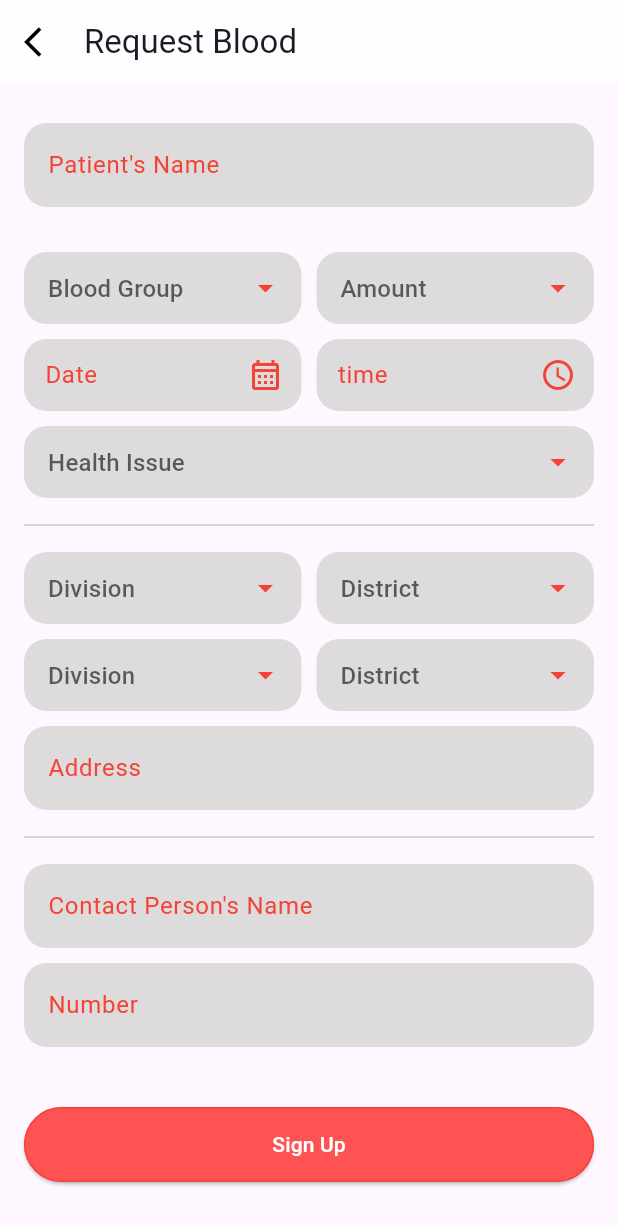
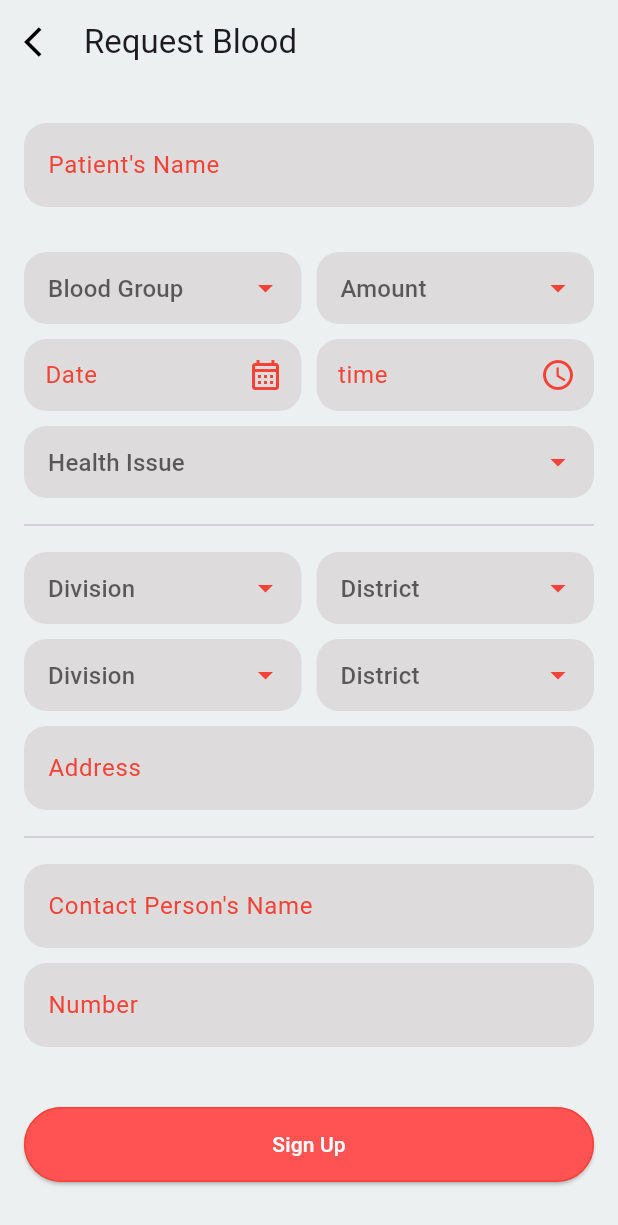
Before and after one commit to faisaldevs/Blood-BD-renew, a Flutter app: the HomeScreen screen opened by its route, after a tap on "Add Request", on a phone screen of 412 x 824 dp. Shown: the top 1225 px of the screen. Run offline on Flutter 3.47's test engine with Material 3 defaults, Android fonts, the light colour scheme and no system bars; our stand-ins replace carousel_slider, connectivity_plus, curved_labeled_navigation_bar, flutter_screenutil, get, get_storage and 2 more; accounts and stored records are empty.

Commit message:
home Page Color

```diff
--- a/lib/screens/drawer_profile/components/drawer_header.dart
+++ b/lib/screens/drawer_profile/components/drawer_header.dart
@@ -1,13 +1,12 @@
 import 'package:blood_bd/global/app_routes.dart';
+import 'package:blood_bd/utils/app_colors.dart';
 import 'package:flutter/cupertino.dart';
 import 'package:flutter/foundation.dart';
 import 'package:flutter/material.dart';
 import 'package:flutter_screenutil/flutter_screenutil.dart';
 import 'package:get/get.dart';
 import 'package:get_storage/get_storage.dart';
-
 import '../../../controllers/drawer_profile_controller.dart';
-
 class DrawerHeaderPage extends StatefulWidget {
   const DrawerHeaderPage({super.key});
 
@@ -42,7 +41,7 @@ class _DrawerHeaderPageState extends State<DrawerHeaderPage> {
               children: [
                  Text(
                   "Profile",
-                  style: TextStyle(fontSize: 21.sp , color: Colors.redAccent ),
+                  style: TextStyle(fontSize: 21.sp , color: AppTheme.textColorRed ),
                 ),
                 Obx(
                   () => CupertinoSwitch(
@@ -73,7 +72,7 @@ class _DrawerHeaderPageState extends State<DrawerHeaderPage> {
                         children: [
                           Text(
                             name,
-                            style: TextStyle(fontSize: 24.sp, color: Colors.redAccent ),
+                            style: TextStyle(fontSize: 24.sp, color: AppTheme.textColorRed ),
                           ),
                         ],
                       ),
@@ -85,7 +84,7 @@ class _DrawerHeaderPageState extends State<DrawerHeaderPage> {
                           maxLines: 2,
                           overflow: TextOverflow.ellipsis,
                           softWrap: true,
-                          style: TextStyle(fontSize: 16.sp, color: Colors.redAccent ),
+                          style: TextStyle(fontSize: 16.sp, color: AppTheme.textColorRed ),
                         )),
                   ],
                 ),
@@ -107,7 +106,7 @@ class _DrawerHeaderPageState extends State<DrawerHeaderPage> {
                     Text(
                       "Basic "
                       "Donor",
-                      style: TextStyle(fontSize: 11.sp, color: Colors.redAccent ),
+                      style: TextStyle(fontSize: 11.sp, color: AppTheme.textColorRed ),
                     ),
                   ]),
                 ),
@@ -121,7 +120,7 @@ class _DrawerHeaderPageState extends State<DrawerHeaderPage> {
                     ),
                     padding:
                         const EdgeInsets.symmetric(vertical: 3, horizontal: 6),
-                    child: Text(gender,style: TextStyle(fontSize: 16.sp, color: Colors.redAccent ),)),
+                    child: Text(gender,style: TextStyle(fontSize: 16.sp, color: AppTheme.textColorRed ),)),
                 SizedBox(
                   width: width * .02,
                 ),
@@ -132,7 +131,7 @@ class _DrawerHeaderPageState extends State<DrawerHeaderPage> {
                     ),
                     padding:
                         const EdgeInsets.symmetric(vertical: 3, horizontal: 8),
-                    child: blood == "null" ? Text("A+",style: TextStyle(fontSize: 16.sp, color: Colors.redAccent ),) : Text(blood,style: TextStyle(fontSize: 16.sp, color: Colors.redAccent ),)),
+                    child: blood == "null" ? Text("A+",style: TextStyle(fontSize: 16.sp, color: AppTheme.textColorRed ),) : Text(blood,style: TextStyle(fontSize: 16.sp, color: AppTheme.textColorRed ),)),
                 SizedBox(
                   width: width * .02,
                 ),
@@ -143,7 +142,7 @@ class _DrawerHeaderPageState extends State<DrawerHeaderPage> {
                     ),
                     padding:
                         const EdgeInsets.symmetric(vertical: 3, horizontal: 6),
-                    child: Text(number,style: TextStyle(fontSize: 16.sp, color: Colors.redAccent ),)),
+                    child: Text(number,style: TextStyle(fontSize: 16.sp, color: AppTheme.textColorRed ),)),
               ],
             ),
             GestureDetector(
@@ -158,8 +157,8 @@ class _DrawerHeaderPageState extends State<DrawerHeaderPage> {
                 child: Row(
                   mainAxisAlignment: MainAxisAlignment.end,
                   children: [
-                    const Icon(Icons.edit_note, color: Colors.redAccent ),
-                    Text("Edit Profile",style: TextStyle(fontSize: 16.sp, color: Colors.redAccent ),),
+                     Icon(Icons.edit_note, color: AppTheme.textColorRed ),
+                    Text("Edit Profile",style: TextStyle(fontSize: 16.sp, color: AppTheme.textColorRed ),),
                   ],
                 ),
               ),
--- a/lib/screens/drawer_profile/drawer_profile.dart
+++ b/lib/screens/drawer_profile/drawer_profile.dart
@@ -2,6 +2,7 @@ import 'package:blood_bd/global/app_routes.dart';
 import 'package:blood_bd/screens/drawer_profile/drawer_pages/medical_history.dart';
 import 'package:blood_bd/screens/drawer_profile/components/custom_drawer_links.dart';
 import 'package:blood_bd/screens/drawer_profile/components/drawer_header.dart';
+import 'package:blood_bd/utils/app_colors.dart';
 import 'package:flutter/material.dart';
 import 'package:get/get.dart';
 import 'package:get_storage/get_storage.dart';
@@ -13,6 +14,7 @@ class DrawerProfile extends StatelessWidget {
   Widget build(BuildContext context) {
     final getStorage = GetStorage();
     return Drawer(
+      backgroundColor: AppTheme.primary,
       child: ListView(
         children: [
           // -------Drawer Header------------
--- a/lib/screens/home_card_pages/feed_page.dart
+++ b/lib/screens/home_card_pages/feed_page.dart
@@ -1,5 +1,4 @@
 import 'package:blood_bd/data_list/data_list.dart';
-import 'package:blood_bd/screens/global_widget/custom_dropdown.dart';
 import 'package:blood_bd/screens/home_card_pages/feed/feed_dropdown.dart';
 import 'package:flutter/material.dart';
 import 'package:flutter/services.dart';
@@ -17,7 +16,7 @@ class FeedPage extends StatelessWidget {
   @override
   Widget build(BuildContext context) {
     var contactParsonPhone = getStorage.read("contactParsonPhone");
-    bool hasData = contactParsonPhone != null;
+    // bool hasData = contactParsonPhone != null;
 
     return DefaultTabController(
       length: 2,
--- a/lib/screens/home_card_pages/request_blood.dart
+++ b/lib/screens/home_card_pages/request_blood.dart
@@ -1,3 +1,4 @@
+import 'package:blood_bd/utils/app_colors.dart';
 import 'package:flutter/material.dart';
 import 'package:flutter/services.dart';
 import 'package:get/get.dart';
@@ -23,6 +24,7 @@ class _RequestBloodState extends State<RequestBlood> {
   @override
   Widget build(BuildContext context) {
     return Scaffold(
+      backgroundColor: AppTheme.primary,
       appBar: AppBar(
         systemOverlayStyle: const SystemUiOverlayStyle(
           statusBarColor: Colors.redAccent,
@@ -30,7 +32,8 @@ class _RequestBloodState extends State<RequestBlood> {
           statusBarBrightness: Brightness.light, // For iOS (dark icons)
         ),
         elevation: 0,
-        backgroundColor: Colors.white60,
+        backgroundColor: AppTheme.primary,
+        surfaceTintColor: Colors.transparent,
         title: const Text("Request Blood"),
         titleSpacing: 0,
         leading: InkWell(
--- a/lib/screens/home_card_pages/search_donor_page.dart
+++ b/lib/screens/home_card_pages/search_donor_page.dart
@@ -5,6 +5,7 @@ import 'package:get/get.dart';
 import '../../controllers/search_donor_controller.dart';
 import '../../data_list/data_list.dart';
 import '../../global/app_routes.dart';
+import '../../utils/app_colors.dart';
 import '../global_widget/custom_birthDate.dart';
 import '../global_widget/custom_button.dart';
 import '../global_widget/custom_dropdown.dart';
@@ -23,6 +24,7 @@ class _SearchDonorState extends State<SearchDonor> {
   @override
   Widget build(BuildContext context) {
     return Scaffold(
+      backgroundColor: AppTheme.primary,
       appBar: AppBar(
         systemOverlayStyle: const SystemUiOverlayStyle(
           statusBarColor: Colors.redAccent,
@@ -32,7 +34,8 @@ class _SearchDonorState extends State<SearchDonor> {
           statusBarBrightness: Brightness.light, // For iOS (dark icons)
         ),
         elevation: 0,
-        backgroundColor: Colors.white60,
+        backgroundColor: AppTheme.primary,
+        surfaceTintColor: Colors.transparent,
         title: const Text("Search Donor"),
         titleSpacing: 0,
         leading: InkWell(
--- a/lib/screens/home_screen/home_screen.dart
+++ b/lib/screens/home_screen/home_screen.dart
@@ -34,8 +34,8 @@ class HomeScreen extends StatelessWidget {
     return Scaffold(
       backgroundColor: Colors.white,
       bottomNavigationBar: CurvedNavigationBar(
-        backgroundColor: Colors.white,
-        color: Colors.red,
+        backgroundColor: AppTheme.primary,
+        color: AppTheme.primaryRed,
         animationDuration: const Duration(milliseconds: 300),
         animationCurve: Curves.fastLinearToSlowEaseIn,
         items: const [
--- a/lib/screens/home_screen/widgets/find_button.dart
+++ b/lib/screens/home_screen/widgets/find_button.dart
@@ -1,3 +1,4 @@
+
 import 'package:flutter/material.dart';
 
 class FindDonorBtn extends StatelessWidget {
@@ -13,7 +14,7 @@ class FindDonorBtn extends StatelessWidget {
         backgroundColor: const MaterialStatePropertyAll(Colors.red),
         shape: MaterialStatePropertyAll(  RoundedRectangleBorder(
             borderRadius: BorderRadius.circular(10),
-            side: const BorderSide(color: Colors.red)),)),
+            side: const BorderSide(color: Colors.redAccent)),)),
 
       child: Text(
         child,
--- a/lib/screens/home_screen/widgets/textfield_widget.dart
+++ b/lib/screens/home_screen/widgets/textfield_widget.dart
@@ -20,13 +20,6 @@ class TextFieldWidget extends StatelessWidget {
   Widget build(BuildContext context) {
     return Container(
       margin: const EdgeInsets.all(16),
-      // decoration: BoxDecoration(
-      //   color: Colors.black.withOpacity(.2),
-      //   borderRadius: const BorderRadius.all(Radius.circular(10)),
-      // ), // decoration: BoxDecoration(
-      //   color: Colors.black.withOpacity(.2),
-      //   borderRadius: const BorderRadius.all(Radius.circular(10)),
-      // ),
       child: DropdownButtonFormField(
         // dropdownColor:  Colors.black.withOpacity(.2),
         icon: Icon(
@@ -37,6 +30,7 @@ class TextFieldWidget extends StatelessWidget {
           filled: true,
           fillColor: AppTheme.textFieldColor,
           hintText: label,
+          hintStyle: TextStyle(color: AppTheme.textColorRed),
           // labelStyle:  const TextStyle(color: Colors.red),
           contentPadding: const EdgeInsets.only(left: 12),
           counterStyle: const TextStyle(fontWeight: FontWeight.bold),
```
Also changed, not shown: lib/screens/home_card_pages/blood_heroes_page.dart (+8 -6 lines).
